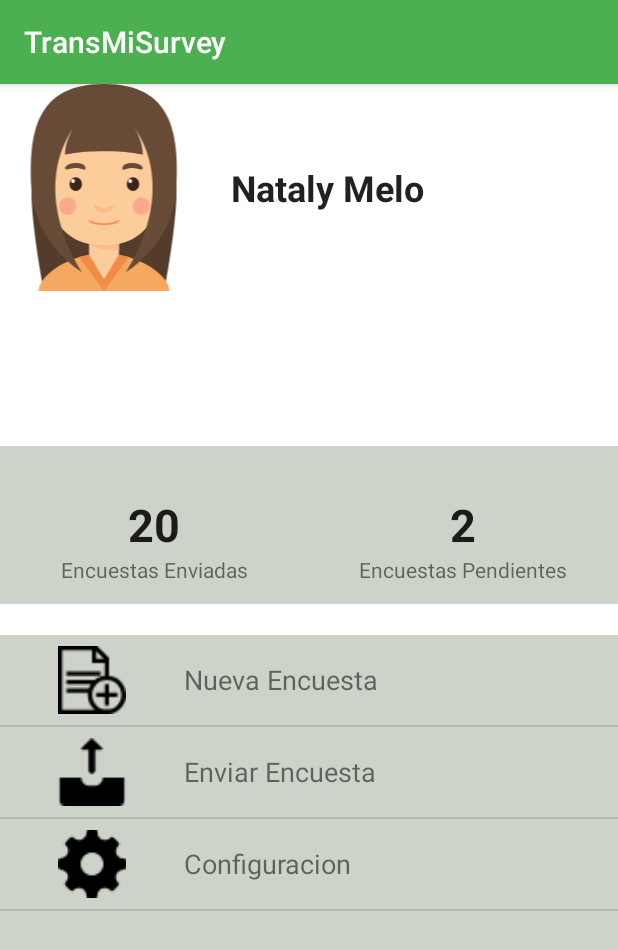
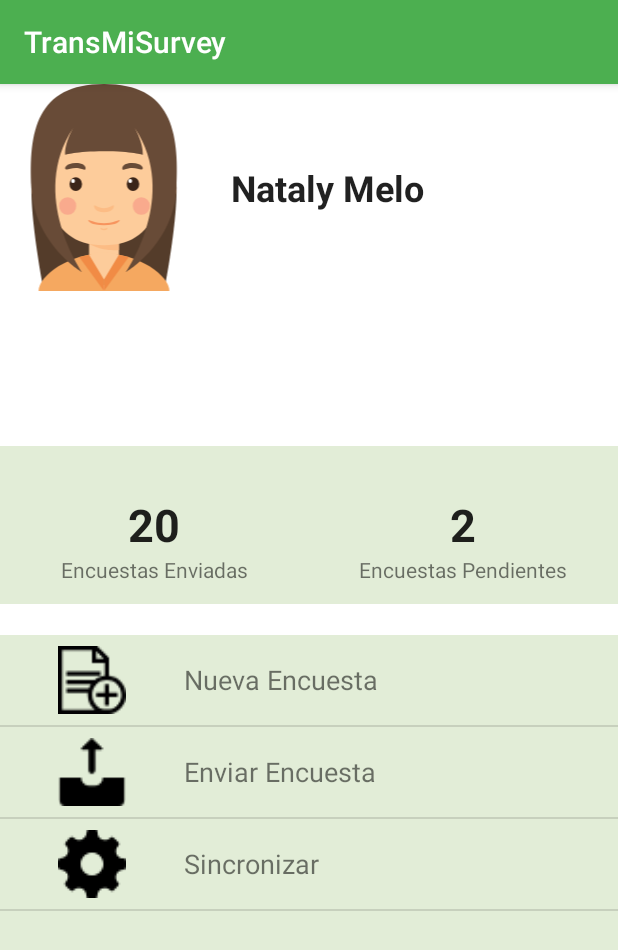
Before and after one commit to angynk/TmSu, an Android app: the screen it shows after launch (MainActivity), on a phone screen of 412 x 824 dp. Shown: the top 950 px of the screen. Run offline under Robolectric (Android 15) with nearby library versions, the phone set to English and light mode, and no system bars; libraries missing offline, so code that uses them is left out: io.realm; pictures from the network do not load; 10 statements that could not run were skipped.

Commit message:
Ajustes Pantalla Principal

```diff
--- a/app/src/main/java/com/transmilenio/transmisurvey/models/util/Mensajes.java
+++ b/app/src/main/java/com/transmilenio/transmisurvey/models/util/Mensajes.java
@@ -5,9 +5,8 @@ public class Mensajes {
 
     // Opciones de la aplicacion
     public static String OPCION_NUEVA  = "Nueva Encuesta";
-    public static String OPCION_EDITAR = "Editar Encuesta";
     public static String OPCION_ENVIAR = "Enviar Encuesta";
-    public static String OPCION_CONFIG = "Configuracion";
+    public static String OPCION_CONFIG = "Sincronizar";
 
 
 
--- a/app/src/main/res/drawable/ic_edit_icon.xml
+++ /dev/null
@@ -1,5 +0,0 @@
-<vector android:height="24dp" android:viewportHeight="512.0"
-    android:viewportWidth="512.0" android:width="24dp" xmlns:android="http://schemas.android.com/apk/res/android">
-    <path android:fillColor="#FF000000" android:pathData="M397.7,78.4c6.8,0 12.4,-5.5 12.4,-12.4V27C410.1,12.1 398,0 383.1,0H121.6c-3.3,0 -6.4,1.3 -8.7,3.6L10.5,106c-2.3,2.3 -3.6,5.5 -3.6,8.7v370.2C6.9,499.9 19,512 33.9,512h349.1c14.9,0 27,-12.1 27,-27V296.3c0,-6.8 -5.5,-12.4 -12.4,-12.4c-6.8,0 -12.4,5.5 -12.4,12.4v188.7c0,1.3 -1,2.3 -2.3,2.3H33.9c-1.3,0 -2.3,-1 -2.3,-2.3v-357.9h75.4c14.9,0 27,-12.1 27,-27V24.7H383.1c1.3,0 2.3,1 2.3,2.3V66C385.4,72.8 390.9,78.4 397.7,78.4zM109.3,100.1c0,1.3 -1,2.3 -2.3,2.3H49.1l60.2,-60.2V100.1z"/>
-    <path android:fillColor="#FF000000" android:pathData="M492.9,100.4l-14.5,-14.5c-16.3,-16.3 -42.8,-16.3 -59.1,0L303.8,201.3H103.6c-6.8,0 -12.4,5.5 -12.4,12.4c0,6.8 5.5,12.4 12.4,12.4h175.5l-74.4,74.4H103.6c-6.8,0 -12.4,5.5 -12.4,12.4s5.5,12.4 12.4,12.4h76.4l-0.2,0.2c-1.5,1.5 -2.6,3.4 -3.2,5.4l-19.1,68.7h-53.9c-6.8,0 -12.4,5.5 -12.4,12.4s5.5,12.4 12.4,12.4h63.3c0,0 2.7,-0.3 3.1,-0.4c0.1,-0 78,-21.6 78,-21.6c2.1,-0.6 3.9,-1.7 5.4,-3.2l239.4,-239.4C509.2,143.2 509.2,116.7 492.9,100.4zM184.6,394.1l10.1,-36.3l26.2,26.2L184.6,394.1zM244.7,372.8l-38.7,-38.7l197.6,-197.6l38.7,38.7L244.7,372.8zM475.4,142.1l-15.6,15.6l-38.7,-38.7l15.6,-15.6c6.7,-6.7 17.5,-6.7 24.2,0l14.5,14.5C482.1,124.5 482.1,135.4 475.4,142.1z"/>
-</vector>
--- a/app/src/main/res/layout/fragment_option.xml
+++ b/app/src/main/res/layout/fragment_option.xml
@@ -3,7 +3,7 @@
     android:layout_width="match_parent"
     android:layout_height="match_parent"
     tools:context="com.transmilenio.transmisurvey.fragments.OptionFragment"
-    android:background="#ced3c9"
+    android:background="#e2edd7"
     >
 
     <LinearLayout
```
Also changed, not shown: app/src/main/java/com/transmilenio/transmisurvey/activites/MainActivity.java (+10 -1 lines).
